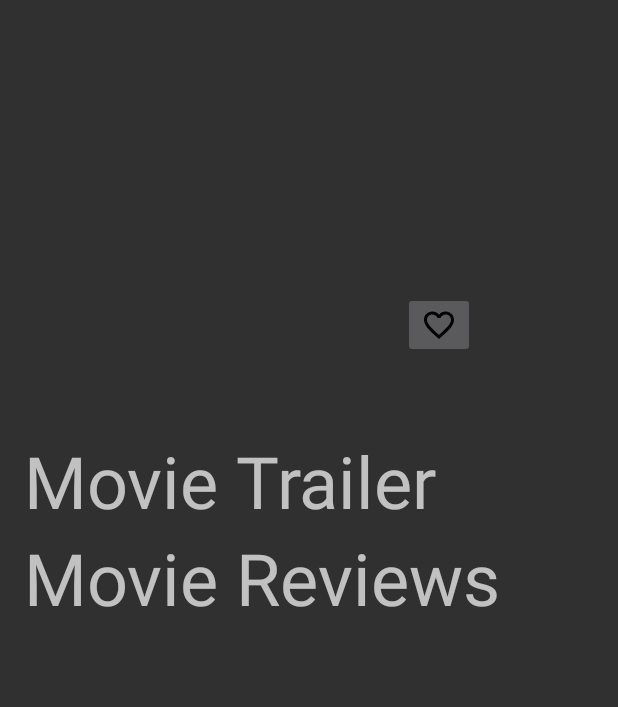
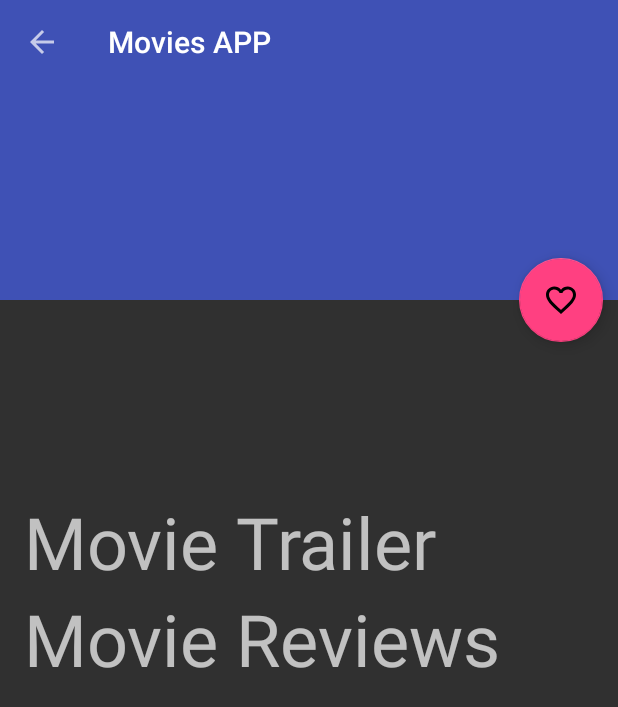
Before and after one commit to KhalilIYoussef/MovieAppStage2, an Android app: the DetailsActivity screen opened directly, with no data from a screen before it, on a phone screen of 412 x 824 dp. Shown: the top 707 px of the screen. Run offline under Robolectric (Android 15) with nearby library versions, the phone set to English and light mode, and no system bars; our stand-ins replace Picasso; pictures from the network do not load; 4 statements that could not run were skipped.

Commit message:
UI and UX improvement

```diff
--- a/app/src/main/AndroidManifest.xml
+++ b/app/src/main/AndroidManifest.xml
@@ -20,7 +20,8 @@
                 <category android:name="android.intent.category.LAUNCHER" />
             </intent-filter>
         </activity>
-        <activity android:name="khaliliyoussef.khalilmovie.DetailsActivity"/>
+        <activity android:name="khaliliyoussef.khalilmovie.DetailsActivity"
+            android:parentActivityName=".MainActivity"/>
         <provider
             android:authorities="khaliliyoussef.khalilmovie.data"
             android:name="khaliliyoussef.khalilmovie.data.MoviesProvider"
--- a/app/src/main/java/khaliliyoussef/khalilmovie/DetailsActivity.java
+++ b/app/src/main/java/khaliliyoussef/khalilmovie/DetailsActivity.java
@@ -4,12 +4,14 @@ import android.content.ContentValues;
 import android.content.Intent;
 import android.database.Cursor;
 import android.os.Bundle;
+import android.support.design.widget.FloatingActionButton;
+import android.support.v7.app.ActionBar;
 import android.support.v7.app.AppCompatActivity;
 import android.support.v7.widget.LinearLayoutManager;
 import android.support.v7.widget.RecyclerView;
+import android.support.v7.widget.Toolbar;
 import android.util.Log;
 import android.view.View;
-import android.widget.ImageButton;
 import android.widget.ImageView;
 import android.widget.TextView;
 import android.widget.Toast;
@@ -40,9 +42,9 @@ import static khaliliyoussef.khalilmovie.data.MovieContract.FavouriteMoviesEntry
 
 public class DetailsActivity extends AppCompatActivity {
     Movie movie;
-    TextView title, overView, rating, releaseDate;
+    TextView overView, rating, releaseDate;
     ImageView imageView;
-    ImageButton imageButton;
+    FloatingActionButton imageButton;
     RecyclerView recyclerView;
     RecyclerView reviewsRecyclers;
 
@@ -50,16 +52,20 @@ public class DetailsActivity extends AppCompatActivity {
     protected void onCreate(Bundle savedInstanceState) {
         super.onCreate(savedInstanceState);
         setContentView(R.layout.activity_details);
+        //initialize toolbar
+        Toolbar toolbar = (Toolbar) findViewById(R.id.toolbar);
+        setSupportActionBar(toolbar);
+        final ActionBar title = getSupportActionBar();
+        title.setDisplayHomeAsUpEnabled(true);
 
 
         imageView = (ImageView) findViewById(R.id.image_details);
-        title = (TextView) findViewById(R.id.title_details);
         overView = (TextView) findViewById(R.id.overview_details);
         rating = (TextView) findViewById(R.id.vote_average);
         releaseDate = (TextView) findViewById(R.id.release_date);
         recyclerView = (RecyclerView) findViewById(R.id.trailer_details);
         reviewsRecyclers = (RecyclerView) findViewById(R.id.review_details);
-        imageButton = (ImageButton) findViewById(R.id.favorite);
+        imageButton = (FloatingActionButton) findViewById(R.id.favorite);
         RecyclerView.LayoutManager layoutManager = new LinearLayoutManager(getApplicationContext());
         recyclerView.setLayoutManager(layoutManager);
         RecyclerView.LayoutManager manager = new LinearLayoutManager(getApplicationContext());
@@ -68,14 +74,13 @@ public class DetailsActivity extends AppCompatActivity {
         movie = intent.getParcelableExtra(Intent.EXTRA_TEXT);
 
 
-
         if (CheckFavorite()) {
             //it's favorite
             imageButton.setImageResource(R.drawable.ic_favorite_black_24dp);
             imageButton.setOnClickListener(new View.OnClickListener() {
 
                 @Override
-                public   void  onClick(View v) {
+                public void onClick(View v) {
                     imageButton.setImageResource(R.drawable.ic_favorite_border_black_24dp);
                     getContentResolver().delete(CONTENT_URI,
                             COLUMN_MOVIE_ID + "=?",
@@ -102,7 +107,6 @@ public class DetailsActivity extends AppCompatActivity {
                     values.put(COLUMN_MOVIE_ID, movie.getId());
 
 
-
                     getContentResolver().insert(CONTENT_URI, values);
                 }
             });
@@ -114,12 +118,12 @@ public class DetailsActivity extends AppCompatActivity {
             String Title = movie.getOriginalTitle();
             String PosterPath = movie.getPosterPath();
             //Toast.makeText(this, "" + movie.getOriginalTitle(), Toast.LENGTH_SHORT).show();
-            title.setText(String.valueOf(Title));
+            title.setTitle(String.valueOf(Title));
             overView.setText(movie.getOverview());
             releaseDate.setText(movie.getReleaseDate());
             rating.setText(String.valueOf(movie.getVoteAverage() + "/10"));
             Picasso.with(this)
-                    .load("http://image.tmdb.org/t/p/w185//"+PosterPath)
+                    .load("http://image.tmdb.org/t/p/w185//" + PosterPath)
                     .placeholder(R.drawable.ic_placeholder)
                     .into(imageView);
 
@@ -135,7 +139,7 @@ public class DetailsActivity extends AppCompatActivity {
     }
 
 
-    private synchronized boolean  CheckFavorite() {
+    private synchronized boolean CheckFavorite() {
         Cursor cursor = getContentResolver().query(CONTENT_URI,
                 new String[]{COLUMN_MOVIE_ID},
                 COLUMN_MOVIE_ID + "=?",
@@ -155,7 +159,7 @@ public class DetailsActivity extends AppCompatActivity {
         call.enqueue(new Callback<TrailerResponse>() {
             @Override
             public void onResponse(Call<TrailerResponse> call, Response<TrailerResponse> response) {
-               // Toast.makeText(DetailsActivity.this, "loading JSON", Toast.LENGTH_SHORT).show();
+                // Toast.makeText(DetailsActivity.this, "loading JSON", Toast.LENGTH_SHORT).show();
                 int statusCode = response.code();
                 List<Trailer> trailers = response.body().getResults();
                 recyclerView.setAdapter(new TrailerAdapter(getApplicationContext(), trailers));
@@ -181,7 +185,7 @@ public class DetailsActivity extends AppCompatActivity {
         call.enqueue(new Callback<ReviewResponse>() {
             @Override
             public void onResponse(Call<ReviewResponse> call, Response<ReviewResponse> response) {
-               // Toast.makeText(DetailsActivity.this, "loading JSON", Toast.LENGTH_SHORT).show();
+                // Toast.makeText(DetailsActivity.this, "loading JSON", Toast.LENGTH_SHORT).show();
                 int statusCode = response.code();
                 List<Review> reviews = response.body().getResults();
                 reviewsRecyclers.setAdapter(new ReviewsAdapter(getApplicationContext(), reviews));
@@ -200,4 +204,12 @@ public class DetailsActivity extends AppCompatActivity {
 
     }
 
+    public void intitalizeToolbar() {
+        Toolbar toolbar = (Toolbar) findViewById(R.id.toolbar);
+        setSupportActionBar(toolbar);
+
+        final ActionBar ab = getSupportActionBar();
+        ab.setDisplayHomeAsUpEnabled(true);
+    }
+
 }
--- a/app/src/main/res/layout/activity_details.xml
+++ b/app/src/main/res/layout/activity_details.xml
@@ -1,45 +1,56 @@
 <?xml version="1.0" encoding="utf-8"?>
-<ScrollView
-    xmlns:android="http://schemas.android.com/apk/res/android"
+<android.support.design.widget.CoordinatorLayout xmlns:android="http://schemas.android.com/apk/res/android"
+    xmlns:app="http://schemas.android.com/apk/res-auto"
     xmlns:tools="http://schemas.android.com/tools"
+    android:id="@+id/activity_main"
     android:layout_width="match_parent"
     android:layout_height="match_parent"
-    android:padding="16dp">
+    android:fitsSystemWindows="true"
+    android:orientation="vertical">
 
+    <android.support.design.widget.AppBarLayout
+        android:layout_width="match_parent"
+        android:layout_height="wrap_content"
+        android:background="?attr/colorPrimary">
+
+        <android.support.design.widget.CollapsingToolbarLayout
+        android:id="@+id/collapsing_toolbar"
+            android:layout_width="match_parent"
+            android:layout_height="match_parent"
+            app:contentScrim="?attr/colorPrimary"
+            app:expandedTitleTextAppearance="@style/TextAppearance.AppCompat.Title"
+            app:layout_scrollFlags="scroll|exitUntilCollapsed"
+            app:titleEnabled="false">
+
+            <ImageView
+                android:id="@+id/image_details"
+                android:layout_width="match_parent"
+                android:layout_height="200dp"
+                android:scaleType="fitXY"
+                app:layout_collapseMode="parallax" />
+
+            <android.support.v7.widget.Toolbar
+                android:id="@+id/toolbar"
+                android:layout_width="match_parent"
+                android:layout_height="?attr/actionBarSize"
+                app:layout_collapseMode="pin"
+                app:popupTheme="@style/ThemeOverlay.AppCompat.Light"
+                 />
+        </android.support.design.widget.CollapsingToolbarLayout>
+    </android.support.design.widget.AppBarLayout>
+
+    <android.support.v4.widget.NestedScrollView
+        android:layout_width="wrap_content"
+        android:layout_height="match_parent"
+        app:layout_behavior="@string/appbar_scrolling_view_behavior">
+<!--content goes here-->
         <LinearLayout
             android:layout_width="match_parent"
             android:layout_height="wrap_content"
+            android:layout_margin="16dp"
             android:orientation="vertical">
+            <TextView
 
-        <TextView
-            android:id="@+id/title_details"
-            android:layout_width="match_parent"
-            android:layout_height="wrap_content"
-            android:paddingLeft="50dp"
-            android:textSize="50sp"
-            tools:text="Film Title" />
-
-        <LinearLayout
-            android:layout_width="match_parent"
-            android:layout_height="177dp"
-            android:orientation="horizontal">
-
-            <ImageView
-                android:id="@+id/image_details"
-                android:layout_width="0dp"
-                android:layout_height="match_parent"
-                android:layout_weight="1"
-                android:scaleType="fitXY"
-                 />
-
-            <LinearLayout
-                android:layout_width="0dp"
-                android:layout_height="wrap_content"
-                android:layout_margin="16dp"
-                android:layout_weight="1"
-                android:orientation="vertical">
-
-                <TextView
             android:id="@+id/release_date"
             android:layout_width="match_parent"
             android:layout_height="wrap_content"
@@ -48,27 +59,12 @@
             tools:text="release date"
 
             />
-
             <TextView
             android:id="@+id/vote_average"
             android:layout_width="match_parent"
             android:layout_height="wrap_content"
             android:textSize="25sp"
             tools:text="vote average" />
-
-                <TextView
-                    android:layout_width="match_parent"
-                    android:layout_height="10dp" />
-
-                <ImageButton
-                    android:id="@+id/favorite"
-                    android:layout_width="wrap_content"
-                    android:layout_height="wrap_content"
-                    android:layout_gravity="center"
-                    android:src="@android:drawable/btn_star_big_off"
-/>
-            </LinearLayout>
-        </LinearLayout>
 
             <TextView
                 android:id="@+id/overview_details"
@@ -83,7 +79,7 @@
                 android:layout_width="match_parent"
                 android:layout_height="wrap_content"
                 android:text="Movie Trailer"
-            android:textSize="48dp" />
+                android:textSize="48sp" />
 
             <android.support.v7.widget.RecyclerView
                 android:id="@+id/trailer_details"
@@ -94,7 +90,7 @@
 
             <TextView
                 android:text="Movie Reviews"
-            android:textSize="48dp"
+                android:textSize="48sp"
                 android:layout_width="match_parent"
                 android:layout_height="wrap_content" />
 
@@ -106,5 +102,15 @@
             </android.support.v7.widget.RecyclerView>
         </LinearLayout>
 
-
-</ScrollView>
+    </android.support.v4.widget.NestedScrollView>
+    <!--it's put any where as long as you use layout_anchor-->
+    <android.support.design.widget.FloatingActionButton
+        android:id="@+id/favorite"
+        android:layout_width="wrap_content"
+        android:layout_height="wrap_content"
+        android:layout_marginEnd="10dp"
+        android:layout_marginRight="10dp"
+        android:src="@android:drawable/btn_star_big_off"
+        app:layout_anchor="@id/collapsing_toolbar"
+        app:layout_anchorGravity="bottom|right|end" />
+</android.support.design.widget.CoordinatorLayout>
```
Also changed, not shown: app/src/main/res/layout/activity_main.xml (+41 -23 lines). Lines whose indentation alone changed are shown as unchanged.
